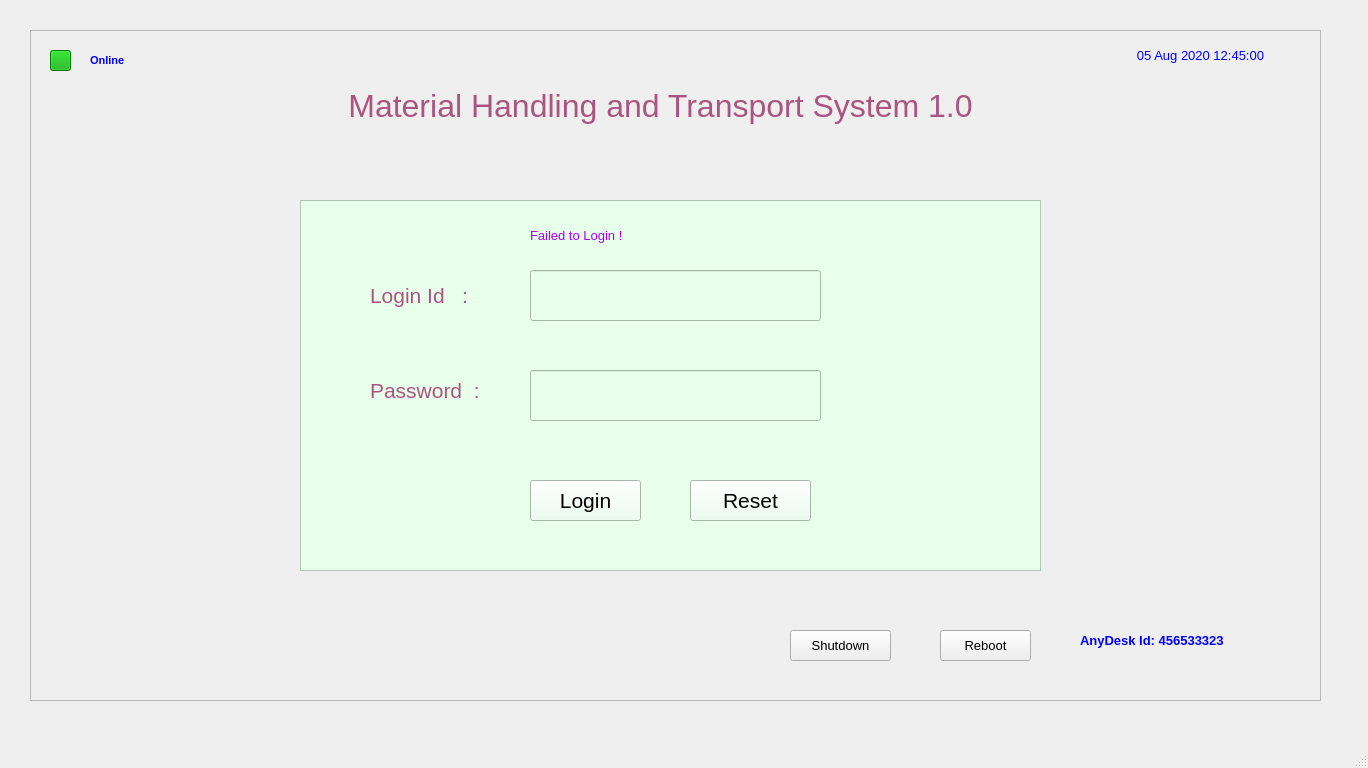
First picture: the form in FCI/ui/fci_28_login.ui, repository sanjaymanegit/testRepo, before the edit.
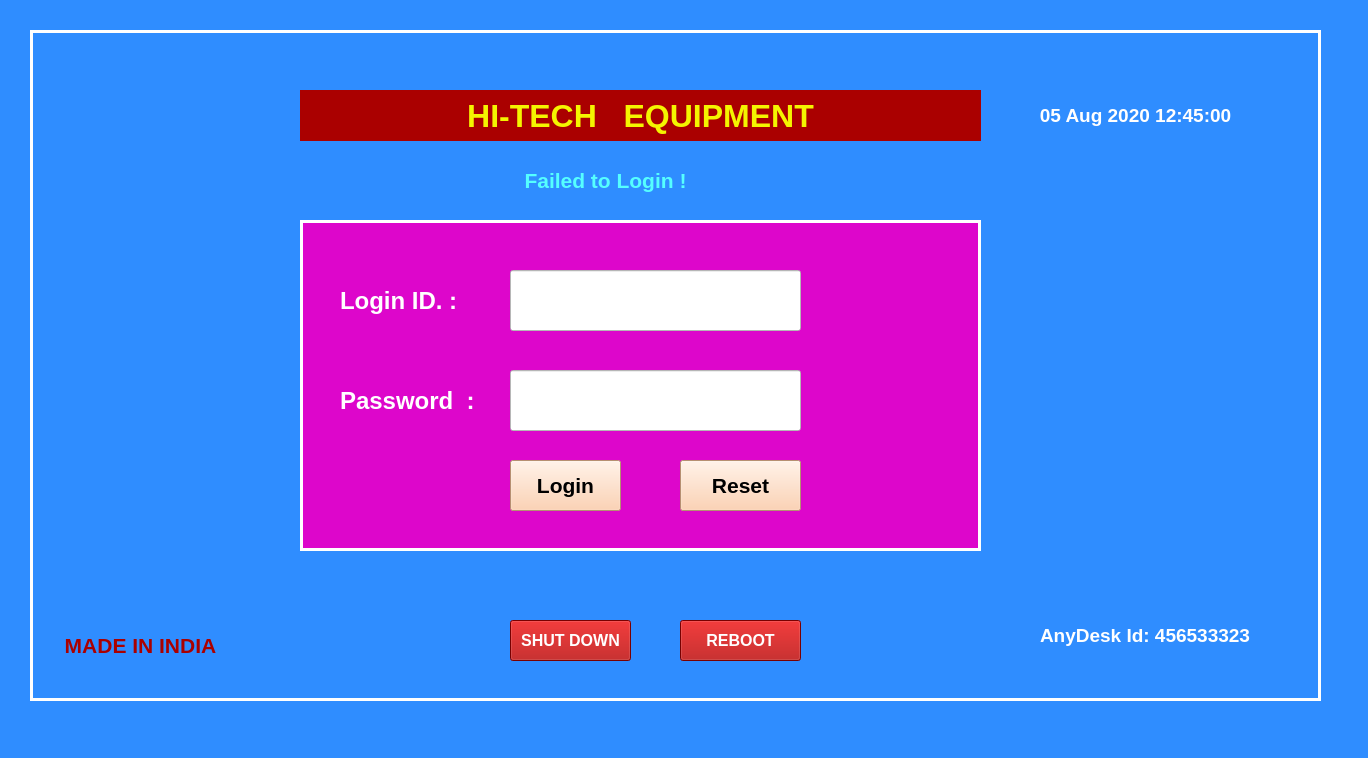
Second picture: the form after the edit.

What changed in the file:
```diff
--- a/FCI/ui/fci_28_login.ui
+++ b/FCI/ui/fci_28_login.ui
@@ -7,7 +7,7 @@
     <x>0</x>
     <y>0</y>
     <width>1368</width>
-    <height>768</height>
+    <height>758</height>
    </rect>
   </property>
   <property name="baseSize">
@@ -19,6 +19,10 @@
   <property name="windowTitle">
    <string>MainWindow</string>
   </property>
+  <property name="styleSheet">
+   <string notr="true">background-color: rgb(47, 141, 255);
+border-color: rgb(255, 255, 255);</string>
+  </property>
   <widget class="QWidget" name="centralwidget">
    <widget class="QFrame" name="frame">
     <property name="geometry">
@@ -30,33 +34,40 @@
      </rect>
     </property>
     <property name="styleSheet">
-     <string notr="true"/>
+     <string notr="true">color: rgb(255, 255, 255);</string>
     </property>
     <property name="frameShape">
-     <enum>QFrame::StyledPanel</enum>
+     <enum>QFrame::Box</enum>
     </property>
     <property name="frameShadow">
-     <enum>QFrame::Raised</enum>
+     <enum>QFrame::Plain</enum>
+    </property>
+    <property name="lineWidth">
+     <number>3</number>
     </property>
     <widget class="QLabel" name="label">
      <property name="geometry">
       <rect>
        <x>270</x>
-       <y>30</y>
-       <width>721</width>
-       <height>91</height>
+       <y>60</y>
+       <width>681</width>
+       <height>51</height>
       </rect>
      </property>
      <property name="font">
       <font>
+       <family>Arial</family>
        <pointsize>24</pointsize>
+       <weight>75</weight>
+       <bold>true</bold>
       </font>
      </property>
      <property name="styleSheet">
-      <string notr="true">color: rgb(170, 85, 127);</string>
+      <string notr="true">color: rgb(244, 244, 0);
+background-color: rgb(170, 0, 0);</string>
      </property>
      <property name="text">
-      <string>Material Handling and Transport System 1.0</string>
+      <string>HI-TECH   EQUIPMENT</string>
      </property>
      <property name="alignment">
       <set>Qt::AlignCenter</set>
@@ -65,23 +76,22 @@
     <widget class="QLabel" name="label_20">
      <property name="geometry">
       <rect>
-       <x>1080</x>
-       <y>10</y>
-       <width>181</width>
-       <height>31</height>
+       <x>990</x>
+       <y>60</y>
+       <width>231</width>
+       <height>51</height>
       </rect>
      </property>
      <property name="font">
       <font>
-       <family>MS Shell Dlg 2</family>
-       <pointsize>10</pointsize>
-       <weight>50</weight>
-       <bold>false</bold>
-       <underline>false</underline>
+       <family>Arial</family>
+       <pointsize>14</pointsize>
+       <weight>75</weight>
+       <bold>true</bold>
       </font>
      </property>
      <property name="styleSheet">
-      <string notr="true">color: rgb(0, 0, 255);</string>
+      <string notr="true">color: rgb(255, 255, 255);</string>
      </property>
      <property name="text">
       <string>05 Aug 2020 12:45:00</string>
@@ -93,65 +103,71 @@
     <widget class="QPushButton" name="pushButton_2">
      <property name="geometry">
       <rect>
-       <x>760</x>
-       <y>600</y>
-       <width>101</width>
-       <height>31</height>
+       <x>480</x>
+       <y>590</y>
+       <width>121</width>
+       <height>41</height>
       </rect>
      </property>
      <property name="font">
       <font>
-       <family>MS Shell Dlg 2</family>
-       <pointsize>10</pointsize>
-       <weight>50</weight>
-       <bold>false</bold>
+       <family>Arial</family>
+       <pointsize>12</pointsize>
+       <weight>75</weight>
+       <bold>true</bold>
       </font>
      </property>
+     <property name="styleSheet">
+      <string notr="true">background-color: rgb(170, 0, 0);</string>
+     </property>
      <property name="text">
-      <string>Shutdown</string>
+      <string>SHUT DOWN</string>
      </property>
     </widget>
     <widget class="QPushButton" name="pushButton_5">
      <property name="geometry">
       <rect>
-       <x>910</x>
-       <y>600</y>
-       <width>91</width>
-       <height>31</height>
+       <x>650</x>
+       <y>590</y>
+       <width>121</width>
+       <height>41</height>
       </rect>
      </property>
      <property name="font">
       <font>
-       <family>MS Shell Dlg 2</family>
-       <pointsize>10</pointsize>
-       <weight>50</weight>
-       <bold>false</bold>
+       <family>Arial</family>
+       <pointsize>12</pointsize>
+       <weight>75</weight>
+       <bold>true</bold>
       </font>
      </property>
+     <property name="styleSheet">
+      <string notr="true">background-color: rgb(170, 0, 0);</string>
+     </property>
      <property name="text">
-      <string>Reboot</string>
+      <string>REBOOT</string>
      </property>
     </widget>
     <widget class="QLabel" name="label_21">
      <property name="geometry">
       <rect>
-       <x>1050</x>
-       <y>590</y>
-       <width>171</width>
-       <height>41</height>
+       <x>1010</x>
+       <y>580</y>
+       <width>231</width>
+       <height>51</height>
       </rect>
      </property>
      <property name="font">
       <font>
-       <family>MS Shell Dlg 2</family>
-       <pointsize>10</pointsize>
+       <family>Arial</family>
+       <pointsize>14</pointsize>
        <weight>75</weight>
        <bold>true</bold>
        <underline>false</underline>
       </font>
      </property>
      <property name="styleSheet">
-      <string notr="true">color: rgb(0, 0, 255);</string>
+      <string notr="true">color: rgb(255, 255, 255);</string>
      </property>
      <property name="text">
       <string>AnyDesk Id: 456533323</string>
@@ -160,87 +176,51 @@
       <set>Qt::AlignLeading|Qt::AlignLeft|Qt::AlignVCenter</set>
      </property>
     </widget>
-    <widget class="QToolButton" name="toolButton">
-     <property name="geometry">
-      <rect>
-       <x>20</x>
-       <y>20</y>
-       <width>21</width>
-       <height>21</height>
-      </rect>
-     </property>
-     <property name="styleSheet">
-      <string notr="true">background-color: rgb(0, 170, 0);</string>
-     </property>
-     <property name="text">
-      <string/>
-     </property>
-    </widget>
-    <widget class="QLabel" name="label_22">
-     <property name="geometry">
-      <rect>
-       <x>60</x>
-       <y>20</y>
-       <width>61</width>
-       <height>21</height>
-      </rect>
-     </property>
-     <property name="font">
-      <font>
-       <family>MS Shell Dlg 2</family>
-       <pointsize>8</pointsize>
-       <weight>75</weight>
-       <bold>true</bold>
-       <underline>false</underline>
-      </font>
-     </property>
-     <property name="styleSheet">
-      <string notr="true">color: rgb(0, 0, 255);</string>
-     </property>
-     <property name="text">
-      <string>Online</string>
-     </property>
-     <property name="alignment">
-      <set>Qt::AlignLeading|Qt::AlignLeft|Qt::AlignVCenter</set>
-     </property>
-    </widget>
     <widget class="QFrame" name="frame_2">
      <property name="geometry">
       <rect>
        <x>270</x>
-       <y>170</y>
-       <width>741</width>
-       <height>371</height>
+       <y>190</y>
+       <width>681</width>
+       <height>331</height>
       </rect>
      </property>
      <property name="styleSheet">
-      <string notr="true">background-color: rgb(231, 255, 235);</string>
+      <string notr="true">color: rgb(0, 0, 0);
+color: rgb(255, 255, 255);
+background-color: rgb(221, 6, 203);</string>
      </property>
      <property name="frameShape">
-      <enum>QFrame::StyledPanel</enum>
+      <enum>QFrame::Box</enum>
      </property>
      <property name="frameShadow">
-      <enum>QFrame::Raised</enum>
+      <enum>QFrame::Plain</enum>
+     </property>
+     <property name="lineWidth">
+      <number>3</number>
      </property>
      <widget class="QLabel" name="label_2">
       <property name="geometry">
        <rect>
-        <x>70</x>
-        <y>70</y>
-        <width>121</width>
-        <height>51</height>
+        <x>40</x>
+        <y>50</y>
+        <width>131</width>
+        <height>61</height>
        </rect>
       </property>
       <property name="font">
        <font>
-        <pointsize>16</pointsize>
+        <family>Arial</family>
+        <pointsize>18</pointsize>
+        <weight>75</weight>
+        <bold>true</bold>
        </font>
       </property>
       <property name="styleSheet">
-       <string notr="true">color: rgb(170, 85, 127);</string>
+       <string notr="true"/>
       </property>
       <property name="text">
-       <string>Login Id   :</string>
+       <string>Login ID. :</string>
       </property>
       <property name="alignment">
        <set>Qt::AlignLeading|Qt::AlignLeft|Qt::AlignVCenter</set>
@@ -249,34 +229,44 @@
      <widget class="QLineEdit" name="lineEdit">
       <property name="geometry">
        <rect>
-        <x>230</x>
-        <y>70</y>
+        <x>210</x>
+        <y>50</y>
         <width>291</width>
-        <height>51</height>
+        <height>61</height>
        </rect>
       </property>
       <property name="font">
        <font>
-        <pointsize>16</pointsize>
+        <family>Arial</family>
+        <pointsize>18</pointsize>
+        <weight>75</weight>
+        <bold>true</bold>
        </font>
       </property>
+      <property name="styleSheet">
+       <string notr="true">background-color: rgb(255, 255, 255);
+color: rgb(0, 0, 0);</string>
+      </property>
      </widget>
      <widget class="QLabel" name="label_3">
       <property name="geometry">
        <rect>
-        <x>70</x>
-        <y>160</y>
-        <width>121</width>
+        <x>40</x>
+        <y>150</y>
+        <width>141</width>
         <height>61</height>
        </rect>
       </property>
       <property name="font">
        <font>
-        <pointsize>16</pointsize>
+        <family>Arial</family>
+        <pointsize>18</pointsize>
+        <weight>75</weight>
+        <bold>true</bold>
        </font>
       </property>
       <property name="styleSheet">
-       <string notr="true">color: rgb(170, 85, 127);</string>
+       <string notr="true"/>
       </property>
       <property name="text">
        <string>Password  :</string>
@@ -288,35 +278,49 @@
      <widget class="QLineEdit" name="lineEdit_2">
       <property name="geometry">
        <rect>
-        <x>230</x>
-        <y>170</y>
+        <x>210</x>
+        <y>150</y>
         <width>291</width>
-        <height>51</height>
+        <height>61</height>
        </rect>
       </property>
       <property name="font">
        <font>
-        <pointsize>16</pointsize>
+        <family>Arial</family>
+        <pointsize>18</pointsize>
+        <weight>75</weight>
+        <bold>true</bold>
        </font>
       </property>
+      <property name="styleSheet">
+       <string notr="true">background-color: rgb(255, 255, 255);
+color: rgb(0, 0, 0);</string>
+      </property>
+      <property name="echoMode">
+       <enum>QLineEdit::Password</enum>
+      </property>
      </widget>
      <widget class="QPushButton" name="pushButton_3">
       <property name="geometry">
        <rect>
-        <x>230</x>
-        <y>280</y>
+        <x>210</x>
+        <y>240</y>
         <width>111</width>
-        <height>41</height>
+        <height>51</height>
        </rect>
       </property>
       <property name="font">
        <font>
-        <family>MS Shell Dlg 2</family>
+        <family>Arial</family>
         <pointsize>16</pointsize>
-        <weight>50</weight>
-        <bold>false</bold>
+        <weight>75</weight>
+        <bold>true</bold>
        </font>
       </property>
+      <property name="styleSheet">
+       <string notr="true">background-color: rgb(255, 200, 158);
+color: rgb(0, 0, 0);</string>
+      </property>
       <property name="text">
        <string>Login</string>
       </property>
@@ -324,48 +328,83 @@
      <widget class="QPushButton" name="pushButton_4">
       <property name="geometry">
        <rect>
-        <x>390</x>
-        <y>280</y>
+        <x>380</x>
+        <y>240</y>
         <width>121</width>
-        <height>41</height>
+        <height>51</height>
        </rect>
       </property>
       <property name="font">
        <font>
-        <family>MS Shell Dlg 2</family>
+        <family>Arial</family>
         <pointsize>16</pointsize>
-        <weight>50</weight>
-        <bold>false</bold>
+        <weight>75</weight>
+        <bold>true</bold>
        </font>
       </property>
+      <property name="styleSheet">
+       <string notr="true">background-color: rgb(255, 200, 158);
+color: rgb(0, 0, 0);</string>
+      </property>
       <property name="text">
        <string>Reset</string>
       </property>
      </widget>
-     <widget class="QLabel" name="label_4">
-      <property name="geometry">
-       <rect>
-        <x>230</x>
-        <y>20</y>
-        <width>171</width>
-        <height>31</height>
-       </rect>
-      </property>
-      <property name="font">
-       <font>
-        <pointsize>10</pointsize>
-       </font>
-      </property>
-      <property name="styleSheet">
-       <string notr="true">color: rgb(170, 0, 255);</string>
-      </property>
-      <property name="text">
-       <string>Failed to Login !</string>
-      </property>
-      <property name="alignment">
-       <set>Qt::AlignLeading|Qt::AlignLeft|Qt::AlignVCenter</set>
-      </property>
-     </widget>
+    </widget>
+    <widget class="QLabel" name="label_4">
+     <property name="geometry">
+      <rect>
+       <x>400</x>
+       <y>130</y>
+       <width>351</width>
+       <height>41</height>
+      </rect>
+     </property>
+     <property name="font">
+      <font>
+       <family>Arial</family>
+       <pointsize>16</pointsize>
+       <weight>75</weight>
+       <bold>true</bold>
+      </font>
+     </property>
+     <property name="styleSheet">
+      <string notr="true">color: rgb(85, 255, 255);</string>
+     </property>
+     <property name="text">
+      <string>Failed to Login !</string>
+     </property>
+     <property name="alignment">
+      <set>Qt::AlignCenter</set>
+     </property>
+    </widget>
+    <widget class="QLabel" name="label_22">
+     <property name="geometry">
+      <rect>
+       <x>20</x>
+       <y>590</y>
+       <width>181</width>
+       <height>51</height>
+      </rect>
+     </property>
+     <property name="font">
+      <font>
+       <family>Arial</family>
+       <pointsize>16</pointsize>
+       <weight>75</weight>
+       <bold>true</bold>
+       <underline>false</underline>
+      </font>
+     </property>
+     <property name="styleSheet">
+      <string notr="true">color: rgb(170, 0, 0);</string>
+     </property>
+     <property name="text">
+      <string>MADE IN INDIA</string>
+     </property>
+     <property name="alignment">
+      <set>Qt::AlignCenter</set>
+     </property>
     </widget>
    </widget>
   </widget>
```
